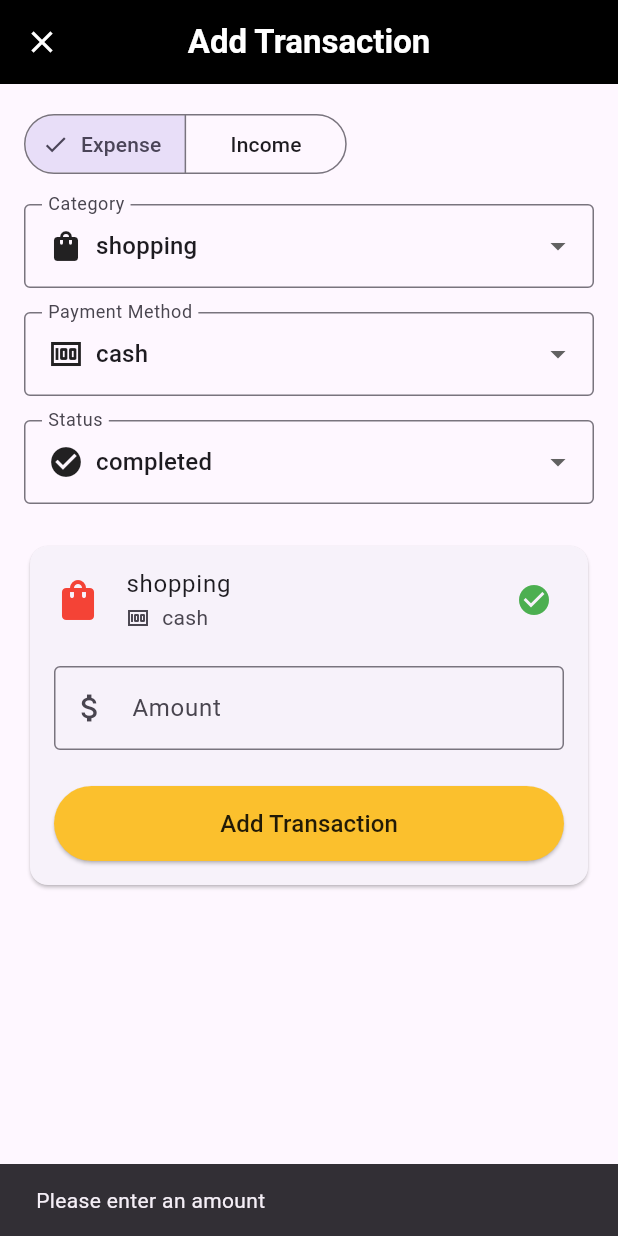
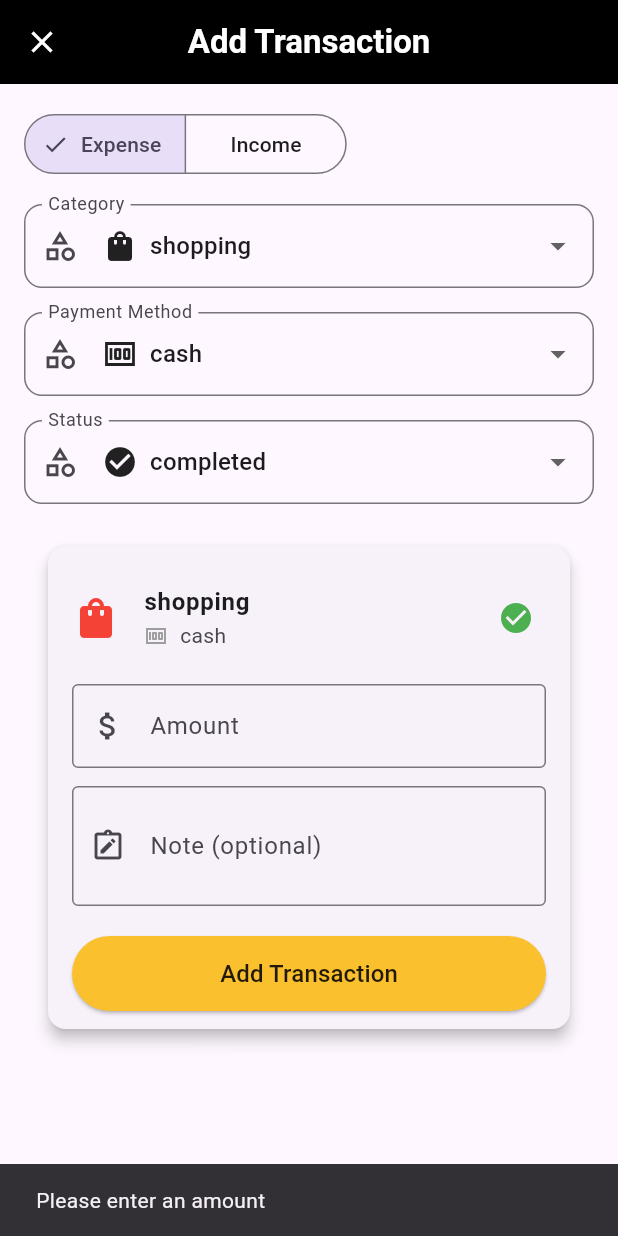
Before and after one commit to sonmessia/quan_ly_tai_chinh, a Flutter app: the screen it shows after launch, item 3 of the bottom bar chosen, after a tap on "Add Transaction", on a phone screen of 412 x 824 dp. Run offline on Flutter 3.47's test engine with Material 3 defaults, Android fonts, the phone set to English and light mode, and no system bars; our stand-ins replace convex_bottom_bar, firebase_auth, firebase_core, fl_chart, google_sign_in, percent_indicator; accounts and stored records are empty.

Commit message:
update 30/3 for pie chart and detail transaction

```diff
--- a/lib/models/transaction_model.dart
+++ b/lib/models/transaction_model.dart
@@ -5,6 +5,7 @@
   final String paymentMethod;
   final String status;
   final DateTime date;
+  final String? note;
 
   Transaction({
     required this.type,
@@ -13,6 +14,7 @@
     required this.paymentMethod,
     required this.status,
     required this.date,
+    this.note
   }) {
     if (amount < 0) {
       throw ArgumentError.value(amount, 'amount', 'Amount must be greater than zero');
--- a/lib/modules/dashboard/charts/bar_chart.dart
+++ b/lib/modules/dashboard/charts/bar_chart.dart
@@ -2,12 +2,13 @@
 import 'package:fl_chart/fl_chart.dart';
 import 'package:intl/intl.dart';
 import '../../../models/transaction_model.dart';
+import '../../../widgets/chart_card.dart'; // đường dẫn tùy vào vị trí file của bạn
 
 class BarChartWidget extends StatelessWidget {
   final List<Transaction> transactions;
   final String type;
 
-  const BarChartWidget({super.key, required this.transactions, required this.type,});
+  const BarChartWidget({super.key, required this.transactions, required this.type});
 
   List<double> _getMonthlyData() {
     final now = DateTime.now();
@@ -48,18 +49,17 @@
 
     final scrollController = ScrollController(initialScrollOffset: 500);
 
-    return Container(
-      margin: const EdgeInsets.all(16),
+    return Card(
+      elevation: 4,
+      color: const Color(0xFFF9F4FF),
+      margin: const EdgeInsets.symmetric(horizontal: 16, vertical: 12),
+      shape: RoundedRectangleBorder(borderRadius: BorderRadius.circular(15)),
+      shadowColor: Colors.black.withOpacity(0.2),
+      child: Padding(
         padding: const EdgeInsets.all(16),
-      decoration: BoxDecoration(
-        color: theme.cardColor,
-        borderRadius: BorderRadius.circular(16),
-        boxShadow: const [BoxShadow(color: Colors.black12, blurRadius: 6)],
-      ),
         child: Column(
           crossAxisAlignment: CrossAxisAlignment.start,
           children: [
-          // Tiêu đề & phần trăm
             Row(
               children: [
                 const Text("Tổng đã chi tháng này", style: TextStyle(fontSize: 14)),
@@ -85,8 +85,6 @@
               style: theme.textTheme.titleLarge?.copyWith(fontWeight: FontWeight.bold),
             ),
             const SizedBox(height: 16),
-
-          // Biểu đồ
             SingleChildScrollView(
               controller: scrollController,
               scrollDirection: Axis.horizontal,
@@ -105,8 +103,6 @@
                         tooltipRoundedRadius: 10,
                         tooltipPadding: const EdgeInsets.all(8),
                         tooltipMargin: 10,
-                      fitInsideVertically: true,
-                      fitInsideHorizontally: true,
                         getTooltipItem: (group, groupIndex, rod, rodIndex) {
                           final monthIndex = (now.month - 11 + group.x) % 12;
                           final year = now.month - 11 + group.x <= 0 ? now.year - 1 : now.year;
@@ -167,9 +163,7 @@
                     ),
                     borderData: FlBorderData(
                       show: true,
-                    border: const Border(
-                      bottom: BorderSide(color: Colors.grey),
-                    ),
+                      border: const Border(bottom: BorderSide(color: Colors.grey)),
                     ),
                     barGroups: List.generate(12, (index) {
                       return BarChartGroupData(
@@ -178,14 +172,20 @@
                           BarChartRodData(
                             toY: monthlyData[index],
                             width: 18,
-                          borderRadius: BorderRadius.circular(6),
-                          gradient: LinearGradient(
+                            borderRadius: BorderRadius.circular(20),
+                            gradient: const LinearGradient(
                               colors: [
-                              theme.colorScheme.primary.withOpacity(0.9),
-                              theme.colorScheme.primary.withOpacity(0.4),
+                                Color(0xFFB388FF),
+                                Color(0xFF7C4DFF),
+                                Color(0xFF651FFF),
                               ],
-                            begin: Alignment.topCenter,
-                            end: Alignment.bottomCenter,
+                              begin: Alignment.topLeft,
+                              end: Alignment.bottomRight,
+                            ),
+                            backDrawRodData: BackgroundBarChartRodData(
+                              show: true,
+                              toY: maxY.toDouble(),
+                              color: Colors.grey.shade200,
                             ),
                           ),
                         ],
@@ -198,6 +198,7 @@
             ),
           ],
         ),
+      ),
     );
   }
 }
--- a/lib/modules/dashboard/charts/line_chart.dart
+++ b/lib/modules/dashboard/charts/line_chart.dart
@@ -7,12 +7,17 @@
   final List<Transaction> transactions;
   final String type;
 
-  const LineChartWidget({super.key, required this.transactions, required this.type});
+  const LineChartWidget({
+    super.key,
+    required this.transactions,
+    required this.type,
+  });
 
   List<FlSpot> _getDailyData() {
     if (transactions.isEmpty) return [FlSpot(0, 0)];
 
-    final filtered = transactions.where((t) => t.type.toLowerCase() == type.toLowerCase()).toList();
+    final filtered =
+    transactions.where((t) => t.type.toLowerCase() == type.toLowerCase()).toList();
     final sorted = [...filtered]..sort((a, b) => a.date.compareTo(b.date));
     final dailyTotals = <DateTime, double>{};
 
@@ -30,12 +35,12 @@
     final theme = Theme.of(context);
 
     return Container(
-      margin: const EdgeInsets.symmetric(horizontal: 16, vertical: 16),
+      margin: const EdgeInsets.symmetric(horizontal: 16, vertical: 8),
       padding: const EdgeInsets.all(16),
       decoration: BoxDecoration(
-        color: theme.cardColor,
+        color: const Color(0xFFF9F4FF),
         borderRadius: BorderRadius.circular(16),
-        boxShadow: [
+        boxShadow: const [
           BoxShadow(
             color: Colors.black12,
             blurRadius: 8,
@@ -47,11 +52,13 @@
         crossAxisAlignment: CrossAxisAlignment.start,
         children: [
           Text(
-            type.toLowerCase() == 'income' ? 'Biến động thu nhập' : 'Biến động chi tiêu',
+            type.toLowerCase() == 'income'
+                ? 'Biến động thu nhập'
+                : 'Biến động chi tiêu',
             style: theme.textTheme.titleLarge?.copyWith(fontWeight: FontWeight.bold),
           ),
           const SizedBox(height: 16),
-          if (data.isEmpty || data.length == 1 && data[0].y == 0)
+          if (data.isEmpty || (data.length == 1 && data[0].y == 0))
             const Center(
               child: Text(
                 'Không có giao dịch để hiển thị',
--- a/lib/modules/dashboard/charts/pie_chart.dart
+++ b/lib/modules/dashboard/charts/pie_chart.dart
@@ -32,41 +32,51 @@
     final total = categoryData.values.fold(0.0, (a, b) => a + b);
 
     final colorList = [
-      Colors.blueAccent,
-      Colors.redAccent,
-      Colors.orangeAccent,
-      Colors.greenAccent,
-      Colors.purpleAccent,
-      Colors.tealAccent,
-      Colors.amberAccent,
-      Colors.indigoAccent,
+      const Color(0xFF7C4DFF),
+      const Color(0xFFFF7043),
+      const Color(0xFF4DB6AC),
+      const Color(0xFFFFCA28),
+      const Color(0xFF9575CD),
+      const Color(0xFF26A69A),
+      const Color(0xFFEF5350),
+      const Color(0xFF42A5F5),
     ];
 
     final entries = categoryData.entries.toList();
 
     return Container(
-      margin: const EdgeInsets.symmetric(horizontal: 16, vertical: 16),
+      margin: const EdgeInsets.symmetric(horizontal: 16, vertical: 12),
       padding: const EdgeInsets.all(16),
       decoration: BoxDecoration(
-        color: theme.cardColor,
+        color: const Color(0xFFF9F4FF),
         borderRadius: BorderRadius.circular(16),
-        boxShadow: const [BoxShadow(color: Colors.black12, blurRadius: 6)],
+        boxShadow: const [
+          BoxShadow(
+            color: Colors.black12,
+            blurRadius: 8,
+            offset: Offset(0, 4),
+          )
+        ],
       ),
       child: Column(
-        crossAxisAlignment: CrossAxisAlignment.start,
+        crossAxisAlignment: CrossAxisAlignment.center,
         children: [
           Text(
             type.toLowerCase() == 'income'
                 ? 'Thống kê thu nhập theo danh mục'
                 : 'Thống kê chi tiêu theo danh mục',
             style: theme.textTheme.titleLarge?.copyWith(fontWeight: FontWeight.bold),
+            textAlign: TextAlign.center,
           ),
           const SizedBox(height: 16),
+          entries.isEmpty
+              ? const Center(child: Text("Không có dữ liệu"))
+              : Column(
+            children: [
+              // Pie chart lớn
               SizedBox(
-            height: 260,
-            child: entries.isEmpty
-                ? const Center(child: Text("Không có dữ liệu"))
-                : PieChart(
+                height: 220,
+                child: PieChart(
                   PieChartData(
                     centerSpaceRadius: 40,
                     sectionsSpace: 2,
@@ -80,13 +90,29 @@
                         color: colorList[index % colorList.length],
                         radius: 80,
                         title: '${percentage.toStringAsFixed(1)}%',
-                    titleStyle: const TextStyle(color: Colors.white, fontWeight: FontWeight.bold),
+                        titleStyle: const TextStyle(
+                          color: Colors.white,
+                          fontWeight: FontWeight.bold,
+                          fontSize: 13,
+                        ),
                       );
                     }).toList(),
                   ),
                 ),
               ),
-          const SizedBox(height: 16),
+              const SizedBox(height: 12),
+              Text(
+                'Tổng: ${formatter.format(total)} đ',
+                style: const TextStyle(
+                  fontSize: 16,
+                  fontWeight: FontWeight.w700,
+                  color: Colors.black87,
+                ),
+              ),
+              const SizedBox(height: 12),
+              Divider(color: Colors.grey.shade300),
+              const SizedBox(height: 8),
+              // Danh sách từng danh mục
               ...entries.asMap().entries.map((entry) {
                 final index = entry.key;
                 final e = entry.value;
@@ -97,15 +123,27 @@
                     Icons.category;
                 final color = colorList[index % colorList.length];
 
-            return Padding(
-              padding: const EdgeInsets.symmetric(vertical: 6),
+                return Container(
+                  margin: const EdgeInsets.symmetric(vertical: 6),
+                  padding: const EdgeInsets.symmetric(horizontal: 8, vertical: 10),
+                  decoration: BoxDecoration(
+                    color: Colors.white,
+                    borderRadius: BorderRadius.circular(12),
+                    boxShadow: const [
+                      BoxShadow(
+                        color: Colors.black12,
+                        blurRadius: 4,
+                        offset: Offset(0, 2),
+                      )
+                    ],
+                  ),
                   child: Row(
                     children: [
                       Container(
                         width: 36,
                         height: 36,
                         decoration: BoxDecoration(
-                      color: color.withOpacity(0.1),
+                          color: color.withOpacity(0.2),
                           shape: BoxShape.circle,
                         ),
                         child: Icon(icon, color: color, size: 20),
@@ -115,14 +153,20 @@
                         child: Column(
                           crossAxisAlignment: CrossAxisAlignment.start,
                           children: [
-                        Text(e.key, style: const TextStyle(fontSize: 16, fontWeight: FontWeight.w600)),
-                        Text('${formatter.format(e.value)} đ', style: const TextStyle(color: Colors.grey)),
+                            Text(e.key,
+                                style: const TextStyle(
+                                    fontSize: 15, fontWeight: FontWeight.w600)),
+                            Text('${formatter.format(e.value)} đ',
+                                style: const TextStyle(color: Colors.black54, fontSize: 13)),
                           ],
                         ),
                       ),
                       Text(
                         '${percentage.toStringAsFixed(1)}%',
-                    style: const TextStyle(color: Colors.redAccent, fontSize: 16, fontWeight: FontWeight.bold),
+                        style: const TextStyle(
+                            fontSize: 14,
+                            fontWeight: FontWeight.bold,
+                            color: Colors.deepPurple),
                       ),
                     ],
                   ),
@@ -130,6 +174,8 @@
               }).toList(),
             ],
           ),
+        ],
+      ),
     );
   }
 }
--- a/lib/modules/dashboard/screens/add_screen.dart
+++ b/lib/modules/dashboard/screens/add_screen.dart
@@ -1,7 +1,10 @@
 import 'package:flutter/material.dart';
-import 'package:quan_ly_tai_chinh/core/config/constants.dart';
-
+import 'package:percent_indicator/circular_percent_indicator.dart';
+import 'package:provider/provider.dart';
+import '../../../models/transaction_model.dart';
+import '../../../provider/transaction_provider.dart';
 import '../../transactions/transaction_form.dart';
+import '../../../core/config/constants.dart';
 
 class AddTransactionScreen extends StatefulWidget {
   const AddTransactionScreen({super.key});
@@ -15,22 +18,31 @@
   String _selectedCategory = 'shopping';
   String _selectedStatus = 'completed';
   String _selectedPaymentMethod = 'cash';
+  final TextEditingController _noteController = TextEditingController();
+
+  @override
+  void dispose() {
+    _noteController.dispose();
+    super.dispose();
+  }
 
   @override
   Widget build(BuildContext context) {
     return Scaffold(
       appBar: AppBar(
-        title: Text("Add Transaction",
-            style: TextStyle(fontSize: 22, fontWeight: FontWeight.bold, color: Colors.white)),
+        title: const Text(
+          "Add Transaction",
+          style: TextStyle(fontSize: 22, fontWeight: FontWeight.bold, color: Colors.white),
+        ),
         centerTitle: true,
-        backgroundColor: Colors.black, iconTheme: IconThemeData(color: Colors.white),
+        backgroundColor: Colors.black,
+        iconTheme: const IconThemeData(color: Colors.white),
       ),
-      body: Padding(
-        padding: const EdgeInsets.all(16.0),
+      body: SingleChildScrollView(
+        padding: const EdgeInsets.all(16),
         child: Column(
           crossAxisAlignment: CrossAxisAlignment.start,
           children: [
-            // Transaction Type Selector
             SegmentedButton<String>(
               segments: const [
                 ButtonSegment(value: 'expense', label: Text('Expense')),
@@ -49,17 +61,13 @@
             const SizedBox(height: 16),
 
             // Category Dropdown
-            DropdownButtonFormField<String>(
+            _buildDropdownField(
+              label: 'Category',
               value: _selectedCategory,
-              decoration: const InputDecoration(
-                labelText: 'Category',
-                border: OutlineInputBorder(),
-              ),
               items: (_selectedType == 'expense'
                   ? TransactionIcons.expenseIcons.keys
                   : TransactionIcons.incomeIcons.keys)
-                  .map((String category) {
-                return DropdownMenuItem<String>(
+                  .map((String category) => DropdownMenuItem(
                 value: category,
                 child: Row(
                   children: [
@@ -70,27 +78,17 @@
                     Text(category),
                   ],
                 ),
-                );
-              }).toList(),
-              onChanged: (String? newValue) {
-                if (newValue != null) {
-                  setState(() {
-                    _selectedCategory = newValue;
-                  });
-                }
-              },
+              ))
+                  .toList(),
+              onChanged: (val) => setState(() => _selectedCategory = val!),
             ),
             const SizedBox(height: 16),
 
-            // Payment Method Dropdown
-            DropdownButtonFormField<String>(
+            _buildDropdownField(
+              label: 'Payment Method',
               value: _selectedPaymentMethod,
-              decoration: const InputDecoration(
-                labelText: 'Payment Method',
-                border: OutlineInputBorder(),
-              ),
-              items: TransactionIcons.paymentMethodIcons.keys.map((String method) {
-                return DropdownMenuItem<String>(
+              items: TransactionIcons.paymentMethodIcons.keys
+                  .map((String method) => DropdownMenuItem(
                 value: method,
                 child: Row(
                   children: [
@@ -99,27 +97,17 @@
                     Text(method),
                   ],
                 ),
-                );
-              }).toList(),
-              onChanged: (String? newValue) {
-                if (newValue != null) {
-                  setState(() {
-                    _selectedPaymentMethod = newValue;
-                  });
-                }
-              },
+              ))
+                  .toList(),
+              onChanged: (val) => setState(() => _selectedPaymentMethod = val!),
             ),
             const SizedBox(height: 16),
 
-            // Status Dropdown
-            DropdownButtonFormField<String>(
+            _buildDropdownField(
+              label: 'Status',
               value: _selectedStatus,
-              decoration: const InputDecoration(
-                labelText: 'Status',
-                border: OutlineInputBorder(),
-              ),
-              items: TransactionIcons.statusIcons.keys.map((String status) {
-                return DropdownMenuItem<String>(
+              items: TransactionIcons.statusIcons.keys
+                  .map((String status) => DropdownMenuItem(
                 value: status,
                 child: Row(
                   children: [
@@ -128,17 +116,11 @@
                     Text(status),
                   ],
                 ),
-                );
-              }).toList(),
-              onChanged: (String? newValue) {
-                if (newValue != null) {
-                  setState(() {
-                    _selectedStatus = newValue;
-                  });
-                }
-              },
+              ))
+                  .toList(),
+              onChanged: (val) => setState(() => _selectedStatus = val!),
             ),
-            const SizedBox(height: 24),
+            const SizedBox(height: 16),
 
             // Preview Card
             TransactionItem(
@@ -146,10 +128,30 @@
               category: _selectedCategory,
               status: _selectedStatus,
               paymentMethod: _selectedPaymentMethod,
+              date: DateTime.now(),
+              note: _noteController.text,
             ),
           ],
         ),
       ),
     );
   }
+
+  Widget _buildDropdownField({
+    required String label,
+    required String value,
+    required List<DropdownMenuItem<String>> items,
+    required ValueChanged<String?> onChanged,
+  }) {
+    return DropdownButtonFormField<String>(
+      value: value,
+      decoration: InputDecoration(
+        labelText: label,
+        border: OutlineInputBorder(borderRadius: BorderRadius.circular(12)),
+        prefixIcon: const Icon(Icons.category_outlined),
+      ),
+      items: items,
+      onChanged: onChanged,
+    );
   }
+}
--- a/lib/modules/dashboard/screens/charts_screens.dart
+++ b/lib/modules/dashboard/screens/charts_screens.dart
@@ -4,6 +4,9 @@
 import '../../dashboard/charts/bar_chart.dart';
 import '../../dashboard/charts/pie_chart.dart';
 import '../../dashboard/charts/line_chart.dart';
+import 'package:quan_ly_tai_chinh/modules/dashboard/charts/category_chart.dart';
+
+
 
 class ChartsScreen extends StatefulWidget {
   const ChartsScreen({super.key});
--- a/lib/modules/dashboard/screens/report_screens.dart
+++ b/lib/modules/dashboard/screens/report_screens.dart
@@ -3,6 +3,7 @@
 import 'package:provider/provider.dart';
 import '../../../models/transaction_model.dart';
 import '../../../provider/transaction_provider.dart';
+
 
 class ReportsScreen extends StatefulWidget {
   const ReportsScreen({super.key});
--- a/lib/modules/transactions/transaction_form.dart
+++ b/lib/modules/transactions/transaction_form.dart
@@ -1,6 +1,6 @@
 import 'package:flutter/material.dart';
+import 'package:provider/provider.dart';
 import 'package:quan_ly_tai_chinh/core/config/constants.dart';
-import 'package:provider/provider.dart';
 import 'package:quan_ly_tai_chinh/models/transaction_model.dart';
 import 'package:quan_ly_tai_chinh/provider/transaction_provider.dart';
 
@@ -9,6 +9,8 @@
   final String category;
   final String status;
   final String paymentMethod;
+  final DateTime date;
+  final String? note;
 
   const TransactionItem({
     super.key,
@@ -16,6 +18,8 @@
     required this.category,
     required this.status,
     required this.paymentMethod,
+    required this.date,
+    this.note,
   });
 
   @override
@@ -24,20 +28,28 @@
 
 class _TransactionItemState extends State<TransactionItem> {
   final TextEditingController amountController = TextEditingController();
+  final TextEditingController _noteController = TextEditingController();
 
   @override
   void dispose() {
     amountController.dispose();
+    _noteController.dispose();
     super.dispose();
   }
 
   void _resetForm() {
     amountController.clear();
+    _noteController.clear();
   }
 
   @override
   Widget build(BuildContext context) {
     return Card(
+      margin: const EdgeInsets.symmetric(horizontal: 16, vertical: 12),
+      shape: RoundedRectangleBorder(borderRadius: BorderRadius.circular(12)),
+      elevation: 4,
+      child: Padding(
+        padding: const EdgeInsets.symmetric(vertical: 12),
         child: Column(
           children: [
             ListTile(
@@ -48,12 +60,13 @@
                 color: widget.type == 'expense' ? Colors.red : Colors.green,
                 size: 32,
               ),
-            title: Text(widget.category),
+              title: Text(widget.category, style: const TextStyle(fontWeight: FontWeight.w600)),
               subtitle: Row(
                 children: [
                   Icon(
                     TransactionIcons.paymentMethodIcons[widget.paymentMethod],
                     size: 16,
+                    color: Colors.grey,
                   ),
                   const SizedBox(width: 8),
                   Text(widget.paymentMethod),
@@ -77,7 +90,20 @@
               ),
             ),
             Padding(
-            padding: const EdgeInsets.all(16.0),
+              padding: const EdgeInsets.symmetric(horizontal: 16.0, vertical: 4.0),
+              child: TextFormField(
+                controller: _noteController,
+                maxLines: 2,
+                decoration: const InputDecoration(
+                  labelText: 'Note (optional)',
+                  border: OutlineInputBorder(),
+                  prefixIcon: Icon(Icons.note_alt_outlined),
+                ),
+              ),
+            ),
+            const SizedBox(height: 16),
+            Padding(
+              padding: const EdgeInsets.symmetric(horizontal: 16.0),
               child: ElevatedButton(
                 onPressed: () {
                   if (amountController.text.isEmpty) {
@@ -86,6 +112,7 @@
                     );
                     return;
                   }
+
                   final transaction = Transaction(
                     type: widget.type,
                     category: widget.category,
@@ -93,9 +120,12 @@
                     paymentMethod: widget.paymentMethod,
                     status: widget.status,
                     date: DateTime.now(),
+                    note: _noteController.text,
                   );
+
                   Provider.of<TransactionProvider>(context, listen: false)
                       .addTransaction(transaction);
+
                   _resetForm();
                   Navigator.pop(context);
                 },
@@ -110,6 +140,7 @@
               ),
             ),
           ],
+        ),
       ),
     );
   }
```
Also changed, not shown: lib/modules/dashboard/charts/category_chart.dart (added, +124 -0 lines), lib/modules/dashboard/screens/record_screens.dart (+49 -15 lines), lib/modules/dashboard/transactions_list.dart (+31 -0 lines), lib/modules/transactions/transactionDetailScreen.dart (added, +133 -0 lines), lib/widgets/chart_card.dart (added, +12 -0 lines), lib/widgets/transaction_card.dart (+43 -0 lines), lib/modules/dashboard/screens/accounts_tab.dart (added), 4 other files. Lines whose indentation alone changed are shown as unchanged.
